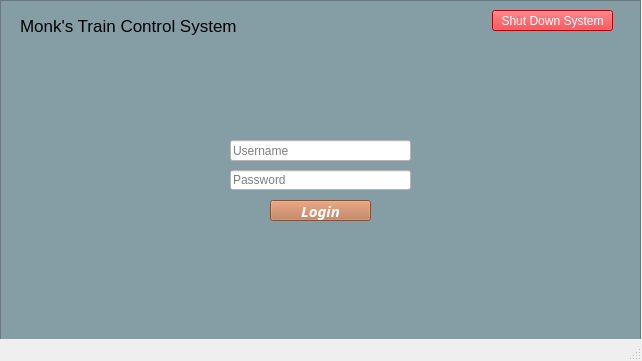
The window that src/UI/Login_Page.ui (aet37/ECE1140-Project) describes before a commit, drawn with Qt 5.
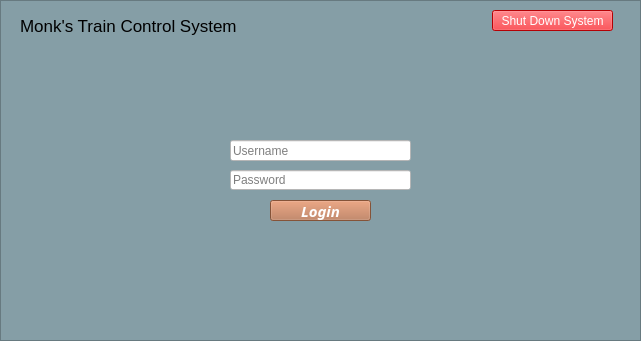
The same window after the commit.

```diff
--- a/src/UI/Login_Page.ui
+++ b/src/UI/Login_Page.ui
@@ -6,8 +6,8 @@
    <rect>
     <x>0</x>
     <y>0</y>
-    <width>642</width>
-    <height>361</height>
+    <width>641</width>
+    <height>341</height>
    </rect>
   </property>
   <property name="windowTitle">
@@ -161,7 +161,6 @@
     </widget>
    </widget>
   </widget>
-  <widget class="QStatusBar" name="statusbar"/>
  </widget>
  <resources/>
  <connections/>
```
